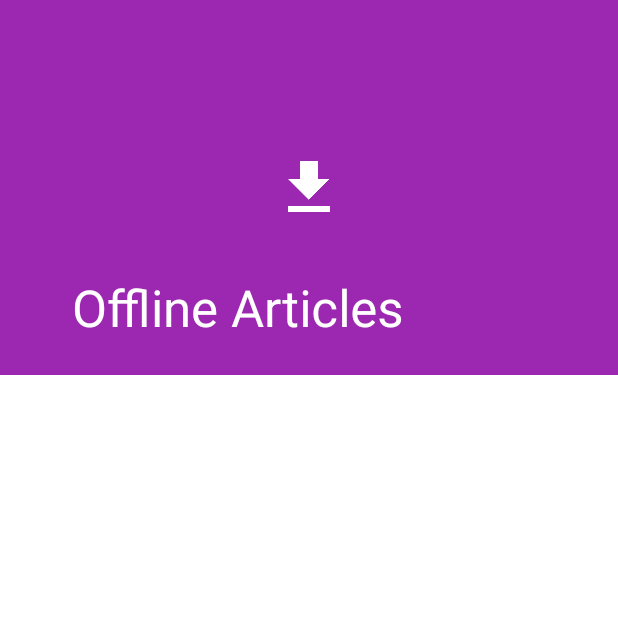
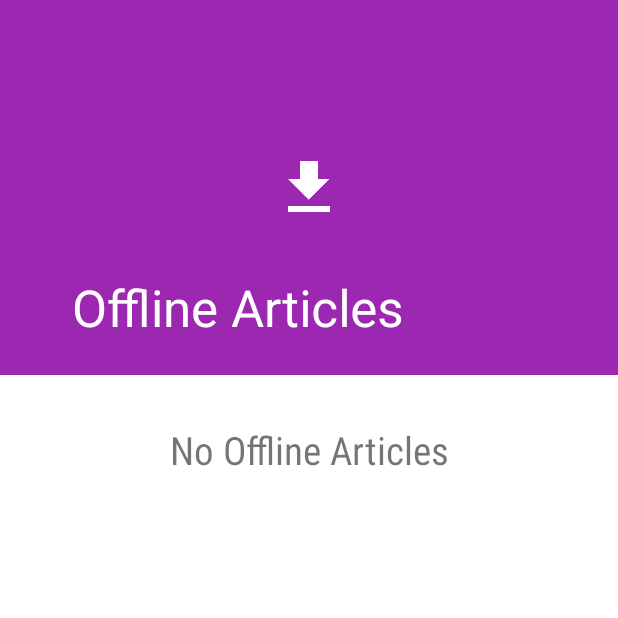
Before and after one commit to PratikBanodkar/NewsStand, an Android app: the OfflineArticlesActivity screen opened directly, with no data from a screen before it, on a phone screen of 412 x 824 dp, the top half of it. Run offline under Robolectric (Android 15) with nearby library versions, the phone set to English and light mode, and no system bars; libraries missing offline, so code that uses them is left out: com.chauthai.swipereveallayout; Roboto replaces fonts that are not available here.

Commit message:
Handle No Articles

```diff
--- a/app/src/main/res/layout/activity_offline_articles.xml
+++ b/app/src/main/res/layout/activity_offline_articles.xml
@@ -63,63 +63,29 @@
             android:id="@+id/parent_relative_layout"
             app:layout_behavior="@string/appbar_scrolling_view_behavior"
             android:layout_width="match_parent"
-            android:layout_height="wrap_content">
+            android:layout_height="match_parent">
 
             <android.support.v7.widget.RecyclerView
+                android:visibility="gone"
                 android:id="@+id/news_recycler_view"
                 android:layout_width="match_parent"
                 android:layout_height="wrap_content"/>
+
+            <TextView
+                    android:id="@+id/noArticlesYet_textview"
+                    android:fontFamily="sans-serif-condensed"
+                    android:typeface="monospace"
+                    android:padding="8dp"
+                    android:layout_marginTop="16dp"
+                    android:text="No Offline Articles"
+                    android:textAlignment="center"
+                    android:textSize="26sp"
+                    android:layout_width="match_parent"
+                    android:layout_height="wrap_content" />
+
 
         </RelativeLayout>
 
     </android.support.design.widget.CoordinatorLayout>
 
 </RelativeLayout>
-
-
-
-
-
-
-    <!--
-    <?xml version="1.0" encoding="utf-8"?>
-    <LinearLayout xmlns:android="http://schemas.android.com/apk/res/android"
-        xmlns:app="http://schemas.android.com/apk/res-auto"
-        xmlns:tools="http://schemas.android.com/tools"
-        android:layout_width="match_parent"
-        android:layout_height="match_parent"
-        android:orientation="vertical"
-        tools:context="pratik.com.newsstand.NewsActivities.OfflineArticlesActivity">
-
-        <android.support.v7.widget.Toolbar
-            android:id="@+id/toolbar"
-            android:layout_width="match_parent"
-            android:layout_height="wrap_content">
-
-        </android.support.v7.widget.Toolbar>
-
-        <Button
-            android:id="@+id/saveButton"
-            android:layout_width="wrap_content"
-            android:layout_height="wrap_content"
-            android:text="Save"
-            android:onClick="savePage"
-            tools:layout_editor_absoluteX="16dp"
-            tools:layout_editor_absoluteY="16dp" />
-
-        <Button
-            android:id="@+id/viewButton"
-            android:layout_width="wrap_content"
-            android:layout_height="wrap_content"
-            android:onClick="viewPage"
-            android:text="View"
-            tools:layout_editor_absoluteX="282dp"
-            tools:layout_editor_absoluteY="16dp" />
-
-        <WebView
-            android:id="@+id/webview_offline"
-            android:layout_width="match_parent"
-            android:layout_height="match_parent" />
-
-    </LinearLayout>
-    -->
```
